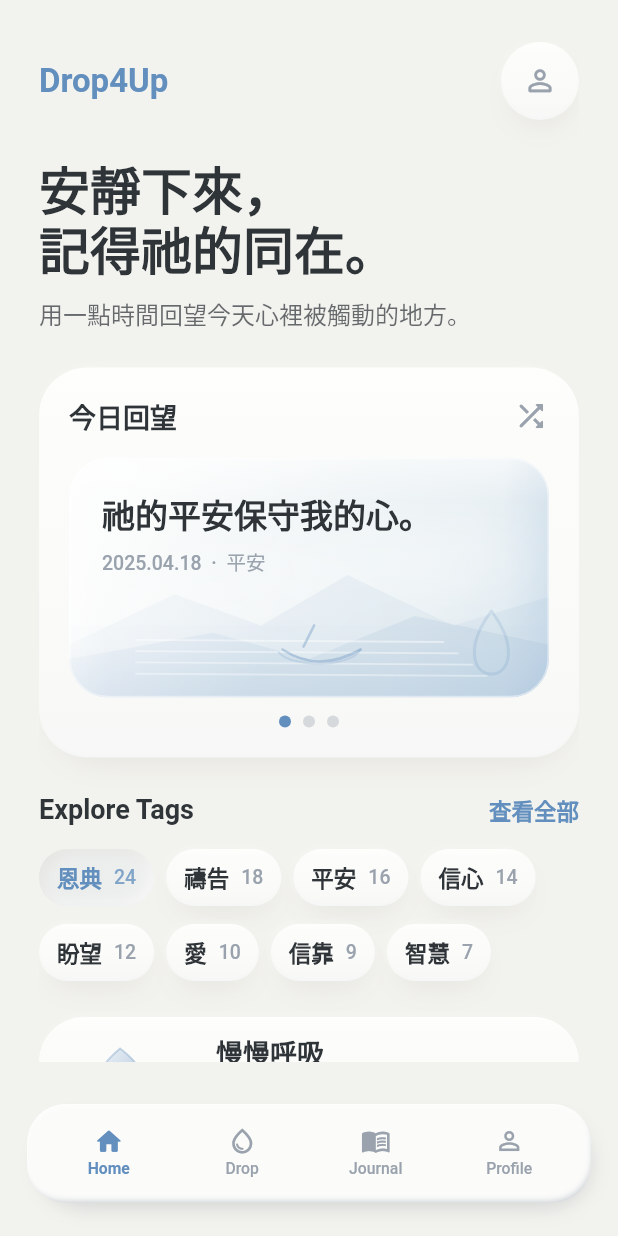
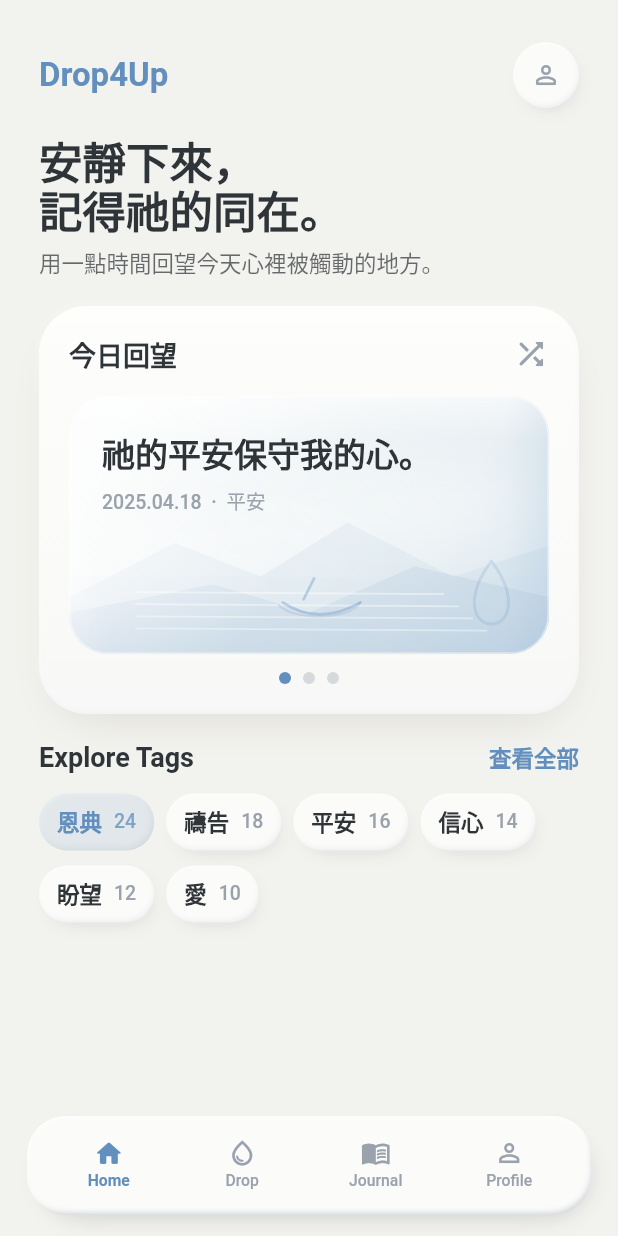
Before and after one commit to BlackAaadam/drop4up, a Flutter app: the screen it shows after launch, after a tap on the "person outline" icon, on a phone screen of 412 x 824 dp. Run offline on Flutter 3.47's test engine with Material 3 defaults, Android fonts, the phone set to English and light mode, and no system bars; our stand-ins replace flutter_inset_shadow.

Commit message:
Refine Home tactile surfaces and compact layout

```diff
--- a/lib/screens/home_screen.dart
+++ b/lib/screens/home_screen.dart
@@ -38,25 +38,28 @@ class HomeScreen extends StatelessWidget {
             SoftIconButton(
               icon: Icons.person_outline_rounded,
               label: '個人設定',
+              size: 44,
+              iconSize: 20,
               onTap: () {},
             ),
           ],
         ),
-        const SizedBox(height: 26),
+        const SizedBox(height: 18),
         Text(
           '安靜下來，\n記得祂的同在。',
-          style: textTheme.headlineLarge?.copyWith(height: 1.18),
+          style: textTheme.headlineLarge?.copyWith(fontSize: 29, height: 1.14),
         ),
-        const SizedBox(height: 12),
+        const SizedBox(height: 8),
         Text(
           '用一點時間回望今天心裡被觸動的地方。',
           style: textTheme.bodyLarge?.copyWith(
+            fontSize: 15,
             color: Drop4UpTokens.textPrimary.withValues(alpha: 0.72),
           ),
         ),
-        const SizedBox(height: 24),
+        const SizedBox(height: 18),
         const _ReflectionCard(),
-        const SizedBox(height: 24),
+        const SizedBox(height: 18),
         Row(
           children: [
             Text('Explore Tags', style: textTheme.titleMedium),
@@ -69,12 +72,12 @@ class HomeScreen extends StatelessWidget {
             ),
           ],
         ),
-        const SizedBox(height: 14),
+        const SizedBox(height: 12),
         Wrap(
           spacing: 8,
-          runSpacing: 12,
+          runSpacing: 10,
           children: [
-            for (final tag in _tags)
+            for (final tag in _tags.take(6))
               Drop4UpTagChip(
                 label: tag.label,
                 count: tag.count,
@@ -83,8 +86,6 @@ class HomeScreen extends StatelessWidget {
               ),
           ],
         ),
-        const SizedBox(height: 24),
-        const _CalmReturnCard(),
       ],
     );
   }
@@ -98,6 +99,7 @@ class _ReflectionCard extends StatelessWidget {
     final textTheme = Theme.of(context).textTheme;
 
     return SoftSurface(
+      variant: SoftSurfaceVariant.prominent,
       padding: const EdgeInsets.all(20),
       child: Column(
         crossAxisAlignment: CrossAxisAlignment.start,
@@ -132,51 +134,6 @@ class _ReflectionCard extends StatelessWidget {
   }
 }
 
-class _CalmReturnCard extends StatelessWidget {
-  const _CalmReturnCard();
-
-  @override
-  Widget build(BuildContext context) {
-    final textTheme = Theme.of(context).textTheme;
-
-    return SoftSurface(
-      height: 88,
-      radius: 30,
-      padding: const EdgeInsets.fromLTRB(18, 12, 18, 12),
-      child: Row(
-        children: [
-          SizedBox(
-            width: 82,
-            height: 56,
-            child: CustomPaint(painter: _QuietDropPainter()),
-          ),
-          const SizedBox(width: 18),
-          Expanded(
-            child: Column(
-              crossAxisAlignment: CrossAxisAlignment.start,
-              children: [
-                Text('慢慢呼吸', style: textTheme.titleMedium),
-                const SizedBox(height: 6),
-                Text(
-                  '回到真正重要的事。',
-                  style: textTheme.bodyMedium?.copyWith(
-                    color: Drop4UpTokens.textPrimary.withValues(alpha: 0.64),
-                  ),
-                ),
-              ],
-            ),
-          ),
-          Icon(
-            Icons.chevron_right_rounded,
-            size: 30,
-            color: Drop4UpTokens.primaryBlue,
-          ),
-        ],
-      ),
-    );
-  }
-}
-
 class _SoftReflectionCanvas extends StatelessWidget {
   const _SoftReflectionCanvas();
 
@@ -189,7 +146,7 @@ class _SoftReflectionCanvas extends StatelessWidget {
     return ClipRRect(
       borderRadius: BorderRadius.circular(_radius),
       child: SizedBox(
-        height: 160,
+        height: 172,
         width: double.infinity,
         child: Stack(
           fit: StackFit.expand,
@@ -511,69 +468,6 @@ class _ReflectionLandscapePainter extends CustomPainter {
   bool shouldRepaint(covariant CustomPainter oldDelegate) => false;
 }
 
-class _QuietDropPainter extends CustomPainter {
-  @override
-  void paint(Canvas canvas, Size size) {
-    final center = Offset(size.width * 0.44, size.height * 0.78);
-    final ripplePaint = Paint()
-      ..style = PaintingStyle.stroke
-      ..strokeWidth = 1.5
-      ..color = Drop4UpTokens.primaryBlue.withValues(alpha: 0.18);
-
-    canvas
-      ..drawOval(
-        Rect.fromCenter(center: center, width: size.width * 0.88, height: 20),
-        ripplePaint,
-      )
-      ..drawOval(
-        Rect.fromCenter(center: center, width: size.width * 0.52, height: 11),
-        ripplePaint,
-      );
-
-    final drop = Path()
-      ..moveTo(size.width * 0.44, 5)
-      ..cubicTo(
-        size.width * 0.20,
-        size.height * 0.38,
-        size.width * 0.22,
-        size.height * 0.62,
-        size.width * 0.44,
-        size.height * 0.64,
-      )
-      ..cubicTo(
-        size.width * 0.66,
-        size.height * 0.62,
-        size.width * 0.70,
-        size.height * 0.38,
-        size.width * 0.44,
-        5,
-      )
-      ..close();
-
-    final dropPaint = Paint()
-      ..shader = LinearGradient(
-        begin: Alignment.topLeft,
-        end: Alignment.bottomRight,
-        colors: [
-          Drop4UpTokens.softWhite.withValues(alpha: 0.92),
-          Drop4UpTokens.lightBlue.withValues(alpha: 0.72),
-          Drop4UpTokens.primaryBlue.withValues(alpha: 0.44),
-        ],
-      ).createShader(drop.getBounds());
-
-    canvas.drawPath(drop, dropPaint);
-
-    final edgePaint = Paint()
-      ..style = PaintingStyle.stroke
-      ..strokeWidth = 1.2
-      ..color = Drop4UpTokens.primaryBlue.withValues(alpha: 0.34);
-    canvas.drawPath(drop, edgePaint);
-  }
-
-  @override
-  bool shouldRepaint(covariant CustomPainter oldDelegate) => false;
-}
-
 class _PageDot extends StatelessWidget {
   const _PageDot({required this.active});
 
--- a/lib/ui/drop4up_scaffold.dart
+++ b/lib/ui/drop4up_scaffold.dart
@@ -30,7 +30,7 @@ class Drop4UpScaffold extends StatelessWidget {
                   Drop4UpTokens.screenPadding,
                   28,
                   Drop4UpTokens.screenPadding,
-                  Drop4UpTokens.navHeight + 40,
+                  Drop4UpTokens.navHeight + 24,
                 ),
                 child: body,
               ),
@@ -38,7 +38,7 @@ class Drop4UpScaffold extends StatelessWidget {
             Positioned(
               left: _bottomNavHorizontalInset,
               right: _bottomNavHorizontalInset,
-              bottom: 22,
+              bottom: 14,
               child: Drop4UpBottomNav(
                 currentIndex: currentIndex,
                 onChanged: onTabChanged,
--- /dev/null
+++ b/lib/ui/drop4up_tactile_surface.dart
@@ -0,0 +1,173 @@
+import 'package:flutter/material.dart' hide BoxDecoration, BoxShadow;
+import 'package:flutter_inset_shadow/flutter_inset_shadow.dart';
+
+import 'drop4up_tokens.dart';
+
+enum Drop4UpTactileSurfaceVariant { raised, inset, pressed }
+
+class Drop4UpTactileSurface extends StatelessWidget {
+  const Drop4UpTactileSurface({
+    super.key,
+    required this.child,
+    this.variant = Drop4UpTactileSurfaceVariant.raised,
+    this.color = Drop4UpTokens.cardSurface,
+    required this.radius,
+    this.padding,
+    this.width,
+    this.height,
+  });
+
+  final Widget child;
+  final Drop4UpTactileSurfaceVariant variant;
+  final Color color;
+  final double radius;
+  final EdgeInsetsGeometry? padding;
+  final double? width;
+  final double? height;
+
+  static const _warmContact = Color(0xFF2F3438);
+  static const _coolContact = Color(0xFF628FBE);
+  static const _innerCompression = Color(0xFF9AA3AD);
+
+  @override
+  Widget build(BuildContext context) {
+    return AnimatedContainer(
+      duration: Drop4UpTokens.calmDuration,
+      curve: Drop4UpTokens.calmCurve,
+      width: width,
+      height: height,
+      padding: padding,
+      decoration: _decoration(),
+      child: child,
+    );
+  }
+
+  BoxDecoration _decoration() {
+    return switch (variant) {
+      Drop4UpTactileSurfaceVariant.raised => BoxDecoration(
+        borderRadius: BorderRadius.circular(radius),
+        color: color,
+        boxShadow: _raisedShadows,
+      ),
+      Drop4UpTactileSurfaceVariant.inset => BoxDecoration(
+        borderRadius: BorderRadius.circular(radius),
+        color: color,
+        boxShadow: _insetShadows,
+      ),
+      Drop4UpTactileSurfaceVariant.pressed => BoxDecoration(
+        borderRadius: BorderRadius.circular(radius),
+        color: color,
+        boxShadow: _pressedShadows,
+      ),
+    };
+  }
+
+  static final _raisedShadows = [
+    BoxShadow(
+      color: _warmContact.withValues(alpha: 0.018),
+      offset: const Offset(-0.25, -0.25),
+      blurRadius: 1.2,
+      spreadRadius: -5.2,
+    ),
+    BoxShadow(
+      color: _warmContact.withValues(alpha: 0.105),
+      offset: const Offset(3.2, 5.4),
+      blurRadius: 10.5,
+      spreadRadius: -5.5,
+    ),
+    BoxShadow(
+      color: _warmContact.withValues(alpha: 0.034),
+      offset: const Offset(0, 8.5),
+      blurRadius: 16,
+      spreadRadius: -14,
+    ),
+    BoxShadow(
+      color: _coolContact.withValues(alpha: 0.044),
+      offset: const Offset(3.8, 5.2),
+      blurRadius: 11,
+      spreadRadius: -10,
+    ),
+    BoxShadow(
+      color: const Color(0xFFFFFFFF).withValues(alpha: 0.52),
+      offset: const Offset(1.0, 2.4),
+      blurRadius: 3.4,
+      spreadRadius: -2.8,
+      inset: true,
+    ),
+    BoxShadow(
+      color: const Color(0xFFFFFFFF).withValues(alpha: 0.30),
+      offset: const Offset(0.2, 0.75),
+      blurRadius: 0.9,
+      spreadRadius: -1.0,
+      inset: true,
+    ),
+    BoxShadow(
+      color: _innerCompression.withValues(alpha: 0.22),
+      offset: const Offset(-1.6, -2.9),
+      blurRadius: 3.2,
+      spreadRadius: -2.8,
+      inset: true,
+    ),
+  ];
+
+  static final _insetShadows = [
+    BoxShadow(
+      color: const Color(0xFFFFFFFF).withValues(alpha: 0.62),
+      offset: const Offset(1.6, 1.8),
+      blurRadius: 4.2,
+      spreadRadius: -3.4,
+      inset: true,
+    ),
+    BoxShadow(
+      color: const Color(0xFFFFFFFF).withValues(alpha: 0.18),
+      offset: const Offset(0.4, 0.8),
+      blurRadius: 1.0,
+      spreadRadius: -1.0,
+      inset: true,
+    ),
+    BoxShadow(
+      color: _innerCompression.withValues(alpha: 0.26),
+      offset: const Offset(-2.0, -2.4),
+      blurRadius: 5.0,
+      spreadRadius: -3.2,
+      inset: true,
+    ),
+    BoxShadow(
+      color: _coolContact.withValues(alpha: 0.08),
+      offset: const Offset(-1.4, -2.0),
+      blurRadius: 4.0,
+      spreadRadius: -3.0,
+      inset: true,
+    ),
+  ];
+
+  static final _pressedShadows = [
+    BoxShadow(
+      color: const Color(0xFFFFFFFF).withValues(alpha: 0.52),
+      offset: const Offset(1.4, 1.7),
+      blurRadius: 4.0,
+      spreadRadius: -3.2,
+      inset: true,
+    ),
+    BoxShadow(
+      color: _innerCompression.withValues(alpha: 0.34),
+      offset: const Offset(-2.2, -2.8),
+      blurRadius: 5.2,
+      spreadRadius: -3.0,
+      inset: true,
+    ),
+    BoxShadow(
+      color: _coolContact.withValues(alpha: 0.10),
+      offset: const Offset(-1.4, -2.0),
+      blurRadius: 4.4,
+      spreadRadius: -2.8,
+      inset: true,
+    ),
+    BoxShadow(
+      color: _warmContact.withValues(alpha: 0.030),
+      offset: const Offset(0, 5.0),
+      blurRadius: 10,
+      spreadRadius: -8,
+    ),
+  ];
+}
--- a/lib/ui/drop4up_tag_chip.dart
+++ b/lib/ui/drop4up_tag_chip.dart
@@ -1,7 +1,7 @@
 import 'package:flutter/material.dart';
 
+import 'drop4up_tactile_surface.dart';
 import 'drop4up_tokens.dart';
-import 'soft_surface.dart';
 
 class Drop4UpTagChip extends StatefulWidget {
   const Drop4UpTagChip({
@@ -47,10 +47,16 @@ class _Drop4UpTagChipState extends State<Drop4UpTagChip> {
             ? null
             : (_) => setState(() => _pressed = false),
         onTap: widget.onTap,
-        child: SoftSurface(
-          variant: active
-              ? SoftSurfaceVariant.inset
-              : SoftSurfaceVariant.raised,
+        child: AnimatedScale(
+          duration: Drop4UpTokens.quickDuration,
+          curve: Drop4UpTokens.calmCurve,
+          scale: _pressed ? 0.985 : 1,
+          child: Drop4UpTactileSurface(
+            variant: _pressed
+                ? Drop4UpTactileSurfaceVariant.pressed
+                : active
+                ? Drop4UpTactileSurfaceVariant.inset
+                : Drop4UpTactileSurfaceVariant.raised,
             color: active
                 ? Drop4UpTokens.lightBlue.withValues(alpha: 0.34)
                 : Drop4UpTokens.cardSurface,
@@ -82,6 +88,7 @@ class _Drop4UpTagChipState extends State<Drop4UpTagChip> {
             ),
           ),
         ),
+      ),
     );
   }
 }
--- a/lib/ui/soft_icon_button.dart
+++ b/lib/ui/soft_icon_button.dart
@@ -1,7 +1,7 @@
 import 'package:flutter/material.dart';
 
+import 'drop4up_tactile_surface.dart';
 import 'drop4up_tokens.dart';
-import 'soft_surface.dart';
 
 class SoftIconButton extends StatefulWidget {
   const SoftIconButton({
@@ -11,6 +11,7 @@ class SoftIconButton extends StatefulWidget {
     this.label,
     this.selected = false,
     this.size = Drop4UpTokens.iconButtonSize,
+    this.iconSize = 23,
   });
 
   final IconData icon;
@@ -18,6 +19,7 @@ class SoftIconButton extends StatefulWidget {
   final String? label;
   final bool selected;
   final double size;
+  final double iconSize;
 
   @override
   State<SoftIconButton> createState() => _SoftIconButtonState();
@@ -40,10 +42,16 @@ class _SoftIconButtonState extends State<SoftIconButton> {
         onTapCancel: () => setState(() => _pressed = false),
         onTapUp: (_) => setState(() => _pressed = false),
         onTap: widget.onTap,
-        child: SoftSurface(
-          variant: selectedOrPressed
-              ? SoftSurfaceVariant.inset
-              : SoftSurfaceVariant.raised,
+        child: AnimatedScale(
+          duration: Drop4UpTokens.quickDuration,
+          curve: Drop4UpTokens.calmCurve,
+          scale: _pressed ? 0.975 : 1,
+          child: Drop4UpTactileSurface(
+            variant: _pressed
+                ? Drop4UpTactileSurfaceVariant.pressed
+                : selectedOrPressed
+                ? Drop4UpTactileSurfaceVariant.inset
+                : Drop4UpTactileSurfaceVariant.raised,
             color: selectedOrPressed
                 ? Drop4UpTokens.lightBlue.withValues(alpha: 0.28)
                 : Drop4UpTokens.cardSurface,
@@ -52,13 +60,14 @@ class _SoftIconButtonState extends State<SoftIconButton> {
             height: widget.size,
             child: Icon(
               widget.icon,
-            size: 23,
+              size: widget.iconSize,
               color: selectedOrPressed
                   ? Drop4UpTokens.primaryBlue
                   : Drop4UpTokens.textSecondary,
             ),
           ),
         ),
+      ),
     );
   }
 }
--- a/lib/ui/soft_surface.dart
+++ b/lib/ui/soft_surface.dart
@@ -3,7 +3,7 @@ import 'package:flutter_inset_shadow/flutter_inset_shadow.dart';
 
 import 'drop4up_tokens.dart';
 
-enum SoftSurfaceVariant { raised, inset, pressed }
+enum SoftSurfaceVariant { raised, prominent, inset, pressed }
 
 class SoftSurface extends StatelessWidget {
   const SoftSurface({
@@ -84,6 +84,52 @@ class SoftSurface extends StatelessWidget {
             offset: const Offset(0, -1.8),
             blurRadius: 3.6,
             spreadRadius: -2.6,
+            inset: true,
+          ),
+        ],
+      ),
+      SoftSurfaceVariant.prominent => BoxDecoration(
+        color: color,
+        borderRadius: borderRadius,
+        gradient: _raisedGradient(color),
+        boxShadow: [
+          BoxShadow(
+            color: Drop4UpTokens.softWhite.withValues(alpha: 0.58),
+            offset: const Offset(-2.2, -2.2),
+            blurRadius: 5.8,
+            spreadRadius: -4,
+          ),
+          BoxShadow(
+            color: Drop4UpTokens.warmShadow.withValues(alpha: 0.50),
+            offset: const Offset(0, 13),
+            blurRadius: 22,
+            spreadRadius: -8,
+          ),
+          BoxShadow(
+            color: Drop4UpTokens.coolShadow.withValues(alpha: 0.20),
+            offset: const Offset(4, 10),
+            blurRadius: 18,
+            spreadRadius: -10,
+          ),
+          BoxShadow(
+            color: Drop4UpTokens.softWhite.withValues(alpha: 0.58),
+            offset: const Offset(0.8, 2.1),
+            blurRadius: 3.8,
+            spreadRadius: -2.6,
+            inset: true,
+          ),
+          BoxShadow(
+            color: Drop4UpTokens.softWhite.withValues(alpha: 0.28),
+            offset: const Offset(0, 0.8),
+            blurRadius: 1,
+            spreadRadius: -1,
+            inset: true,
+          ),
+          BoxShadow(
+            color: Drop4UpTokens.coolShadow.withValues(alpha: 0.20),
+            offset: const Offset(-1.2, -2.3),
+            blurRadius: 4.2,
+            spreadRadius: -2.8,
             inset: true,
           ),
         ],
```
Lines whose indentation alone changed are shown as unchanged.
